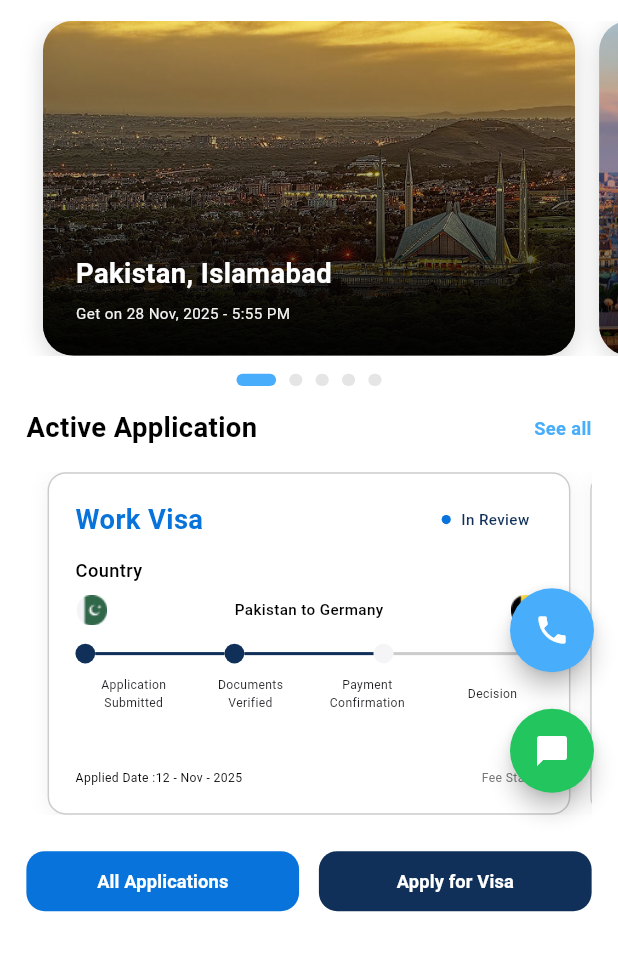
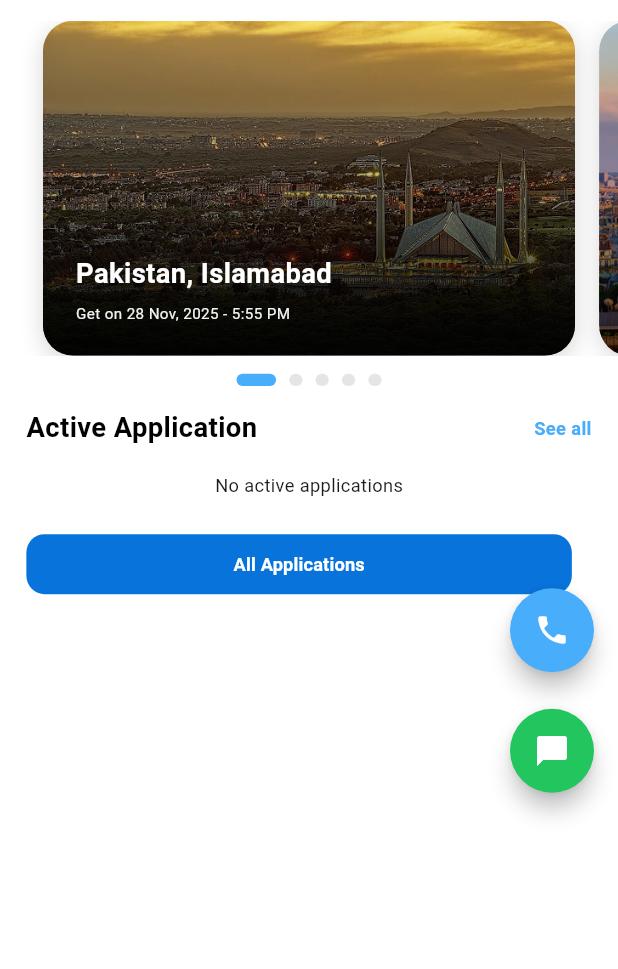
Before and after one commit to Qazaz2350/mv-travel, a Flutter app: the HomePageView screen opened directly, after a tap on the "phone" icon, on a phone screen of 412 x 824 dp, the part 267-1236 px from its top. Run offline on Flutter 3.47's test engine with Material 3 defaults, Android fonts, the phone set to English and light mode, and no system bars; our stand-ins replace cloud_firestore, dropdown_button2, file_picker, firebase_auth, firebase_core, flutter_screenutil and 3 more; accounts and stored records are empty.

Commit message:
Your commit message

```diff
--- a/lib/main.dart
+++ b/lib/main.dart
@@ -5,6 +5,7 @@ import 'package:mvtravel/utilis/colors.dart';
 import 'package:mvtravel/view_model/apply_process_viewmodel.dart';
 import 'package:mvtravel/view_model/onboarding/Purpose_of_visit_ViewModel.dart';
 import 'package:mvtravel/view_model/onboarding/splash_view_model.dart';
+import 'package:mvtravel/view_model/visa_tracking_view_model.dart';
 import 'package:mvtravel/views/home/home_dashboard.dart';
 import 'package:mvtravel/views/onboarding/onboarding.dart';
 import 'package:mvtravel/views/onboarding/splash_screen.dart';
@@ -36,6 +37,7 @@ class MyApp extends StatelessWidget {
               ChangeNotifierProvider(create: (_) => ApplyProcessViewModel()),
               ChangeNotifierProvider(create: (_) => DetailViewModel()),
               ChangeNotifierProvider(create: (_) => VisitPurposeViewModel()),
+              ChangeNotifierProvider(create: (_) => VisaTrackingViewModel()),
             ],
             child: MaterialApp(
               home: child,
--- a/lib/model/visa_tracking_model.dart
+++ b/lib/model/visa_tracking_model.dart
@@ -1,17 +1,65 @@
+import 'package:cloud_firestore/cloud_firestore.dart';
+import 'package:intl/intl.dart';
+
 class VisaTrackingModel {
   final String type;
   final String status;
   final String country;
-  final String appliedDate;
+  final DateTime createdAt;
   final String feeStatus;
   final int currentStep;
+
+  final String? visaFullName;
+  final String? visaEmail;
+  final String? visaCity;
+  final String? visaBirthDate;
+  final String? visaNationality;
+  final String? visaNumber;
+  final String? visaPassportNumber;
+  final String? addressForVisa;
 
   VisaTrackingModel({
     required this.type,
     required this.status,
     required this.country,
-    required this.appliedDate,
+    required this.createdAt,
     required this.feeStatus,
     required this.currentStep,
+    this.visaFullName,
+    this.visaEmail,
+    this.visaCity,
+    this.visaBirthDate,
+    this.visaNationality,
+    this.visaNumber,
+    this.visaPassportNumber,
+    this.addressForVisa,
   });
+
+  factory VisaTrackingModel.fromFirestore(Map<String, dynamic> json) {
+    final timestamp = json['createdAt'] as Timestamp?;
+
+    return VisaTrackingModel(
+      type: json['visaType'] ?? '',
+      country: json['visaCountry'] ?? '',
+      status: json['status'] ?? 'In Progress',
+      feeStatus: json['feeStatus'] ?? 'Paid',
+      currentStep: json['currentStep'] ?? 0,
+      createdAt: timestamp?.toDate() ?? DateTime.now(),
+
+      visaFullName: json['visaFullName'],
+      visaEmail: json['visaEmail'],
+      visaCity: json['visaCity'],
+      visaBirthDate: json['visaBirthDate'],
+      visaNationality: json['visaNationality'],
+      visaNumber: json['visaNumber'],
+      visaPassportNumber: json['visaPassportNumber'],
+      addressForVisa: json['addressForVisa'],
+    );
+  }
+
+  // ✅ Formatted applied date
+  String get formattedCreatedAt {
+    final formatter = DateFormat('dd-MM-yyyy h:mm a'); // 29-12-2025 6:00 AM
+    return formatter.format(createdAt);
+  }
 }
--- a/lib/view_model/onboarding/application_view_model.dart
+++ /dev/null
@@ -1,52 +0,0 @@
-import 'package:flutter/material.dart';
-import 'package:mvtravel/model/onboarding/application_model.dart';
-
-import 'package:mvtravel/utilis/colors.dart';
-
-class ApplicationViewModel extends ChangeNotifier {
-  final List<ApplicationModel> applications = [
-    ApplicationModel(
-      title: 'Work Visa',
-      status: 'In Review',
-      fromCountry: 'Pakistan',
-      toCountry: 'Germany',
-      fromFlag: 'assets/home/PK_flag.png',
-      toFlag: 'assets/home/berlin_flag.png',
-      appliedDate: '12 - Nov - 2025',
-      feeStatus: 'Paid',
-    ),
-    ApplicationModel(
-      title: 'Student Visa',
-      status: 'Approved',
-      fromCountry: 'Pakistan',
-      toCountry: 'Canada',
-      fromFlag: 'assets/home/PK_flag.png',
-      toFlag: 'assets/home/berlin_flag.png',
-      appliedDate: '05 - Oct - 2025',
-      feeStatus: 'Paid',
-    ),
-    ApplicationModel(
-      title: 'Tourist Visa',
-      status: 'Pending',
-      fromCountry: 'Pakistan',
-      toCountry: 'UK',
-      fromFlag: 'assets/home/PK_flag.png',
-      toFlag: 'assets/home/berlin_flag.png',
-      appliedDate: '20 - Dec - 2025',
-      feeStatus: 'Unpaid',
-    ),
-  ];
-
-  Color getStatusColor(String status) {
-    switch (status) {
-      case 'Approved':
-        return AppColors.green1;
-      case 'In Review':
-        return AppColors.blue2;
-      case 'Pending':
-        return Colors.orange;
-      default:
-        return AppColors.grey2;
-    }
-  }
-}
--- a/lib/view_model/visa_tracking_view_model.dart
+++ b/lib/view_model/visa_tracking_view_model.dart
@@ -1,33 +1,39 @@
 import 'package:flutter/material.dart';
+import 'package:cloud_firestore/cloud_firestore.dart';
+import 'package:firebase_auth/firebase_auth.dart';
 import '../model/visa_tracking_model.dart';
 
 class VisaTrackingViewModel extends ChangeNotifier {
-  final List<VisaTrackingModel> applications = [
-    VisaTrackingModel(
-      type: 'Travel Visa',
-      status: 'In Review',
-      country: 'Pakistan to Germany',
-      appliedDate: '12 - Nov - 2025',
-      feeStatus: 'Paid',
-      currentStep: 2,
-    ),
-    VisaTrackingModel(
-      type: 'Student Visa',
-      status: 'In Review',
-      country: 'Pakistan to Germany',
-      appliedDate: '12 - Nov - 2025',
-      feeStatus: 'Paid',
-      currentStep: 2,
-    ),
-    VisaTrackingModel(
-      type: 'Work Visa',
-      status: 'In Review',
-      country: 'Pakistan to Germany',
-      appliedDate: '12 - Nov - 2025',
-      feeStatus: 'Paid',
-      currentStep: 2,
-    ),
-  ];
+  final FirebaseFirestore _firestore = FirebaseFirestore.instance;
+  final String uid = FirebaseAuth.instance.currentUser!.uid;
+
+  List<VisaTrackingModel> applications = [];
+  bool isLoading = false;
 
   int get totalResults => applications.length;
+
+  // Constructor
+  VisaTrackingViewModel() {
+    fetchVisas();
+  }
+
+  Future<void> fetchVisas() async {
+    isLoading = true;
+    notifyListeners();
+
+    applications.clear();
+
+    final visaDocs = await _firestore
+        .collection('users')
+        .doc(uid)
+        .collection('visas') // <-- directly fetch the same collection
+        .get();
+
+    for (var doc in visaDocs.docs) {
+      applications.add(VisaTrackingModel.fromFirestore(doc.data()));
+    }
+
+    isLoading = false;
+    notifyListeners();
+  }
 }
--- a/lib/views/apply_for_visa/apply_process.dart
+++ b/lib/views/apply_for_visa/apply_process.dart
@@ -74,7 +74,7 @@ class _ApplyProcessView extends StatelessWidget {
           // Text('${country}${city}', style: TextStyle(fontSize: FontSizes.f16)),
           SizedBox(height: 16.h),
           Expanded(child: _buildStepContent(vm, context)),
-          BottomButtons(vm: vm),
+          BottomButtons(vm: vm, country: country, city: city),
         ],
       ),
     );
--- a/lib/views/home/Action_Buttons_Widget.dart
+++ b/lib/views/home/Action_Buttons_Widget.dart
@@ -30,16 +30,16 @@ class ActionButtonsWidget extends StatelessWidget {
             ),
           ),
           SizedBox(width: 12.w),
-          Expanded(
-            child: ActionButton(
-              textColor: AppColors.white,
-              text: "Apply for Visa",
-              bgColor: AppColors.blue3,
-              onTap: () {
-                Nav.push(context, ApplyProcess(country: '', city: '',));
-              },
-            ),
-          ),
+          // Expanded(
+          //   child: ActionButton(
+          //     textColor: AppColors.white,
+          //     text: "Apply for Visa",
+          //     bgColor: AppColors.blue3,
+          //     onTap: () {
+          //       Nav.push(context, ApplyProcess(country: '', city: '',));
+          //     },
+          //   ),
+          // ),
         ],
       ),
     );
--- a/lib/views/home/active_application_widget.dart
+++ b/lib/views/home/active_application_widget.dart
@@ -1,24 +1,21 @@
+// ActiveApplicationWidget.dart
 import 'package:flutter/material.dart';
 import 'package:flutter_screenutil/flutter_screenutil.dart';
-import 'package:mvtravel/utilis/Nav.dart';
-// import 'package:mvtravel/utilis/nav.dart';
-import 'package:mvtravel/view_model/onboarding/application_view_model.dart';
-import 'package:mvtravel/view_model/home_page_viewmodel.dart';
+import 'package:mvtravel/view_model/visa_tracking_view_model.dart';
 import 'package:mvtravel/utilis/FontSizes.dart';
 import 'package:mvtravel/utilis/colors.dart';
-import 'package:mvtravel/view_model/visa_tracking_view_model.dart';
-// import 'package:mvtravel/views/homepage/visa_detail_screen/visa_detail_view.dart';
+import 'package:mvtravel/utilis/Nav.dart';
+import 'package:mvtravel/views/visa_tracking/visa_tracking.dart';
 import 'package:mvtravel/views/home/tracking_card_home.dart';
-import 'package:mvtravel/views/visa_tracking/visa_tracking.dart';
 import 'package:provider/provider.dart';
 
 class ActiveApplicationWidget extends StatelessWidget {
-  final HomePageViewModel viewModel;
-
-  const ActiveApplicationWidget({super.key, required this.viewModel});
+  const ActiveApplicationWidget({super.key});
 
   @override
   Widget build(BuildContext context) {
+    final visaVM = context.watch<VisaTrackingViewModel>();
+
     return Padding(
       padding: EdgeInsets.symmetric(horizontal: 16.w),
       child: Column(
@@ -53,36 +50,12 @@ class ActiveApplicationWidget extends StatelessWidget {
                   ),
                 ),
               ),
-
-              // GestureDetector(
-              //   onTap: () {
-              //     Nav.push(
-              //       context,
-              //       ChangeNotifierProvider(
-              //         create: (_) => VisaTrackingViewModel(),
-              //         child: const VisaTracking(),
-              //       ),
-              //     );
-              //   },
-              //   child: ApplicationCardWidget(viewModel: ApplicationViewModel()),
-              // ),
-
-              // Text(
-              //   'See all',
-              //   style: TextStyle(
-              //     fontSize: FontSizes.f14,
-              //     fontWeight: FontWeight.w600,
-              //     color: AppColors.blue1,
-              //   ),
-              // ),
             ],
           ),
           SizedBox(height: 16.h),
 
-          // ...viewModel.homeData.activeApplications
-          //     .map((app) => ApplicationCardWidget(application: app))
-          //     .toList(),
-          ApplicationCardWidget(viewModel: ApplicationViewModel()),
+          // Pass the whole viewModel to ApplicationCardWidget
+          ApplicationCardWidget(viewModel: visaVM),
         ],
       ),
     );
--- a/lib/views/home/tabbar/tabbar.dart
+++ b/lib/views/home/tabbar/tabbar.dart
@@ -92,7 +92,7 @@ class _HomeTabbarState extends State<HomeTabbar> {
                       onTap: () {},
 
                       child: ActiveApplicationWidget(
-                        viewModel: widget.viewModel,
+                        // viewModel: .viewModel,
                       ),
                     ),
                     SizedBox(height: 20.h),
--- a/lib/views/home/tracking_card_home.dart
+++ b/lib/views/home/tracking_card_home.dart
@@ -1,37 +1,49 @@
 import 'package:flutter/material.dart';
 import 'package:flutter_screenutil/flutter_screenutil.dart';
-import 'package:mvtravel/model/onboarding/application_model.dart';
+import 'package:mvtravel/model/visa_tracking_model.dart';
+import 'package:mvtravel/view_model/visa_tracking_view_model.dart';
 import 'package:mvtravel/utilis/FontSizes.dart';
 import 'package:mvtravel/utilis/colors.dart';
-import 'package:mvtravel/view_model/onboarding/application_view_model.dart';
+// import '../model/visa_tracking_model.dart';
 
 class ApplicationCardWidget extends StatelessWidget {
-  final ApplicationViewModel viewModel;
+  final VisaTrackingViewModel viewModel;
 
   const ApplicationCardWidget({super.key, required this.viewModel});
 
   @override
   Widget build(BuildContext context) {
+    if (viewModel.isLoading) {
+      return const Center(child: CircularProgressIndicator());
+    }
+
+    if (viewModel.applications.isEmpty) {
+      return Center(
+        child: Text(
+          'No active applications',
+          style: TextStyle(fontSize: FontSizes.f14),
+        ),
+      );
+    }
+
     return SizedBox(
       height: 225.h,
       child: PageView.builder(
-        controller: PageController(
-          viewportFraction: 0.96, // card spacing like ListView
-        ),
+        controller: PageController(viewportFraction: 0.96),
         itemCount: viewModel.applications.length,
         itemBuilder: (context, index) {
+          final app = viewModel.applications[index];
           return Padding(
             padding: EdgeInsets.symmetric(horizontal: 6.w),
-            child: _buildCard(viewModel.applications[index]),
+            child: _buildCard(app), // ✅ Pass the app model
           );
         },
       ),
     );
   }
 
-  Widget _buildCard(ApplicationModel app) {
-    final statusColor = viewModel.getStatusColor(app.status);
-
+  // Changed type to VisaTrackingModel
+  Widget _buildCard(VisaTrackingModel app) {
     return Container(
       height: 320.h,
       width: 320.w,
@@ -57,7 +69,7 @@ class ApplicationCardWidget extends StatelessWidget {
             children: [
               Expanded(
                 child: Text(
-                  app.title,
+                  app.type, // Using VisaTrackingModel's field
                   style: TextStyle(
                     fontSize: FontSizes.f20,
                     fontWeight: FontWeight.w600,
@@ -67,10 +79,9 @@ class ApplicationCardWidget extends StatelessWidget {
                 ),
               ),
               SizedBox(width: 8.w),
-              _statusChip(app.status, statusColor),
+              _statusChip(app.status, AppColors.green1), // ✅ Show status
             ],
           ),
-
           SizedBox(height: 12.h),
 
           /// Country Section
@@ -78,8 +89,7 @@ class ApplicationCardWidget extends StatelessWidget {
           SizedBox(height: 12.h),
 
           /// Steps Section
-          _progressTracker(),
-
+          _progressTracker(app.currentStep, country: app.country),
           const Spacer(),
 
           /// Footer
@@ -103,7 +113,7 @@ class ApplicationCardWidget extends StatelessWidget {
           ),
           SizedBox(width: 6.w),
           Text(
-            status,
+            status, // ✅ Show actual status
             style: TextStyle(
               fontSize: FontSizes.f12,
               fontWeight: FontWeight.w500,
@@ -115,7 +125,7 @@ class ApplicationCardWidget extends StatelessWidget {
     );
   }
 
-  Widget _countrySection(ApplicationModel app) {
+  Widget _countrySection(VisaTrackingModel app) {
     return Column(
       crossAxisAlignment: CrossAxisAlignment.start,
       children: [
@@ -128,118 +138,64 @@ class ApplicationCardWidget extends StatelessWidget {
           ),
         ),
         SizedBox(height: 8.h),
-        Row(
-          mainAxisAlignment: MainAxisAlignment.spaceBetween,
-          children: [
-            Image.asset(app.fromFlag, width: 20.w, height: 20.h),
-            // SizedBox(width: 8.w),
         Text(
-              '${app.fromCountry} to ${app.toCountry}',
+          app.country, // ✅ Use VisaTrackingModel's country
           style: TextStyle(
             fontSize: FontSizes.f12,
             fontWeight: FontWeight.w500,
             color: AppColors.black,
           ),
-              overflow: TextOverflow.ellipsis,
-            ),
-            // SizedBox(width: 8.w),
-            Image.asset(app.toFlag, width: 20.w, height: 20.h),
-          ],
         ),
       ],
     );
   }
 
-  // Widget _buildStep(String label, bool isActive) {
-  //   return Column(
-  //     mainAxisSize: MainAxisSize.min,
-  //     children: [
-  //       Container(
-  //         width: 12.w,
-  //         height: 12.h,
-  //         decoration: BoxDecoration(
-  //           color: isActive ? AppColors.blue2 : AppColors.white,
-  //           shape: BoxShape.circle,
-  //           border: Border.all(
-  //             color: isActive ? AppColors.blue2 : AppColors.grey1,
-  //             width: 2.w,
-  //           ),
-  //         ),
-  //       ),
-  //       SizedBox(height: 6.h),
-  //       SizedBox(
-  //         width: 65.w,
-  //         child: Text(
-  //           label,
-  //           textAlign: TextAlign.center,
-  //           style: TextStyle(
-  //             fontSize: FontSizes.f10,
-  //             fontWeight: FontWeight.w400,
-  //             color: isActive ? AppColors.black : AppColors.grey2,
-  //             height: 1.2,
-  //           ),
-  //           maxLines: 2,
-  //           overflow: TextOverflow.ellipsis,
-  //         ),
-  //       ),
-  //     ],
-  //   );
-  // }
-
-  Widget _footer(ApplicationModel app) {
+  Widget _footer(VisaTrackingModel app) {
     return Row(
       mainAxisAlignment: MainAxisAlignment.spaceBetween,
       children: [
         Text(
-          'Applied Date :${app.appliedDate}',
+          'Applied Date : ${app.formattedCreatedAt}', // ✅ Use formatted date
           style: TextStyle(
             fontSize: FontSizes.f10,
             color: AppColors.black,
             fontWeight: FontWeight.w400,
           ),
         ),
-
-        // SizedBox(height: 4.h),
         Text(
-          'Fee Status',
+          'Fee Status: ${app.feeStatus}',
           style: TextStyle(
             fontSize: FontSizes.f10,
             color: AppColors.grey2,
             fontWeight: FontWeight.w400,
           ),
         ),
-
-        // SizedBox(height: 4.h),
-        // Text(
-        //   app.feeStatus,
-        //   style: TextStyle(
-        //     fontSize: FontSizes.f12,
-        //     fontWeight: FontWeight.w600,
-        //     color: app.feeStatus == 'Paid' ? AppColors.green1 : AppColors.blue2,
-        //   ),
-        // ),
       ],
     );
   }
 }
 
-Widget _progressTracker() {
+// Updated _progressTracker to accept dynamic step
+Widget _progressTracker(int currentStep, {required String country}) {
   final steps = [
     'Application\nSubmitted',
     'Documents\nVerified',
     'Payment\nConfirmation',
-    '     Decision',
+    'Decision',
   ];
 
-  // Static current step (e.g., step 2 is active)
-  final int currentStep = 2;
+  final isFirstStepActive = country.isNotEmpty;
 
   return Column(
     children: [
       Row(
         children: List.generate(steps.length * 2 - 1, (index) {
           if (index.isOdd) {
-            bool done = index ~/ 2 < currentStep;
+            // Line between circles
+            int stepIndex = index ~/ 2;
+            bool done = stepIndex == 0
+                ? isFirstStepActive
+                : stepIndex < currentStep;
             return Expanded(
               child: Container(
                 height: 2.h,
@@ -247,7 +203,12 @@ Widget _progressTracker() {
               ),
             );
           }
-          bool done = index ~/ 2 < currentStep;
+
+          int stepIndex = index ~/ 2;
+          bool done = stepIndex == 0
+              ? isFirstStepActive
+              : stepIndex < currentStep;
+
           return Container(
             width: 12.w,
             height: 12.w,
@@ -266,7 +227,12 @@ Widget _progressTracker() {
                 child: Text(
                   e,
                   textAlign: TextAlign.center,
-                  style: TextStyle(fontSize: FontSizes.f10),
+                  style: TextStyle(
+                    fontSize: FontSizes.f10,
+                    color: currentStep > 0 || isFirstStepActive
+                        ? AppColors.black
+                        : AppColors.grey2,
+                  ),
                 ),
               ),
             )
```
Also changed, not shown: lib/commen/tracking_card.dart (+31 -27 lines), lib/view_model/VisaTrackingViewModel.dart (added, +58 -0 lines), lib/view_model/apply_process_viewmodel.dart (+9 -3 lines), lib/view_model/visa_detail_view_model.dart (deleted, +0 -95 lines), lib/views/apply_for_visa/bottom_botton.dart (+14 -3 lines). Lines whose indentation alone changed are shown as unchanged.
